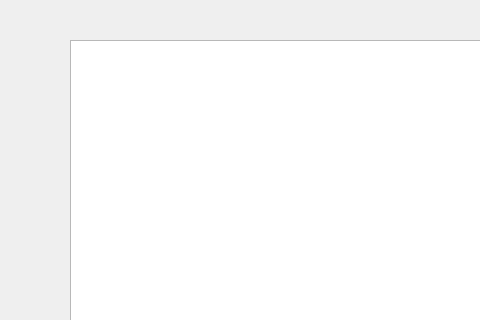
GeminiBuddies/OOPLRS, file server/connect.ui: the form before one commit; both pictures show x 0 to 480 and y 0 to 320 of the 738 by 547 pixel window.
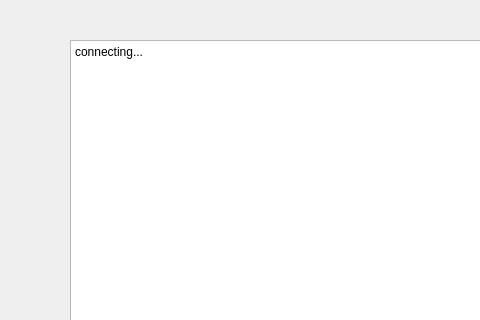
The form after the commit.

Diff of the .ui file:
```diff
--- a/server/connect.ui
+++ b/server/connect.ui
@@ -54,6 +54,13 @@
      <height>371</height>
     </rect>
    </property>
+   <property name="html">
+    <string>&lt;!DOCTYPE HTML PUBLIC &quot;-//W3C//DTD HTML 4.0//EN&quot; &quot;http://www.w3.org/TR/REC-html40/strict.dtd&quot;&gt;
+&lt;html&gt;&lt;head&gt;&lt;meta name=&quot;qrichtext&quot; content=&quot;1&quot; /&gt;&lt;style type=&quot;text/css&quot;&gt;
+p, li { white-space: pre-wrap; }
+&lt;/style&gt;&lt;/head&gt;&lt;body style=&quot; font-family:'SimSun'; font-size:9pt; font-weight:400; font-style:normal;&quot;&gt;
+&lt;p style=&quot; margin-top:0px; margin-bottom:0px; margin-left:0px; margin-right:0px; -qt-block-indent:0; text-indent:0px;&quot;&gt;connecting...&lt;/p&gt;&lt;/body&gt;&lt;/html&gt;</string>
+   </property>
   </widget>
  </widget>
  <resources/>
```
Left out of the diff: 13 changed lines with no effect on the pictures.
